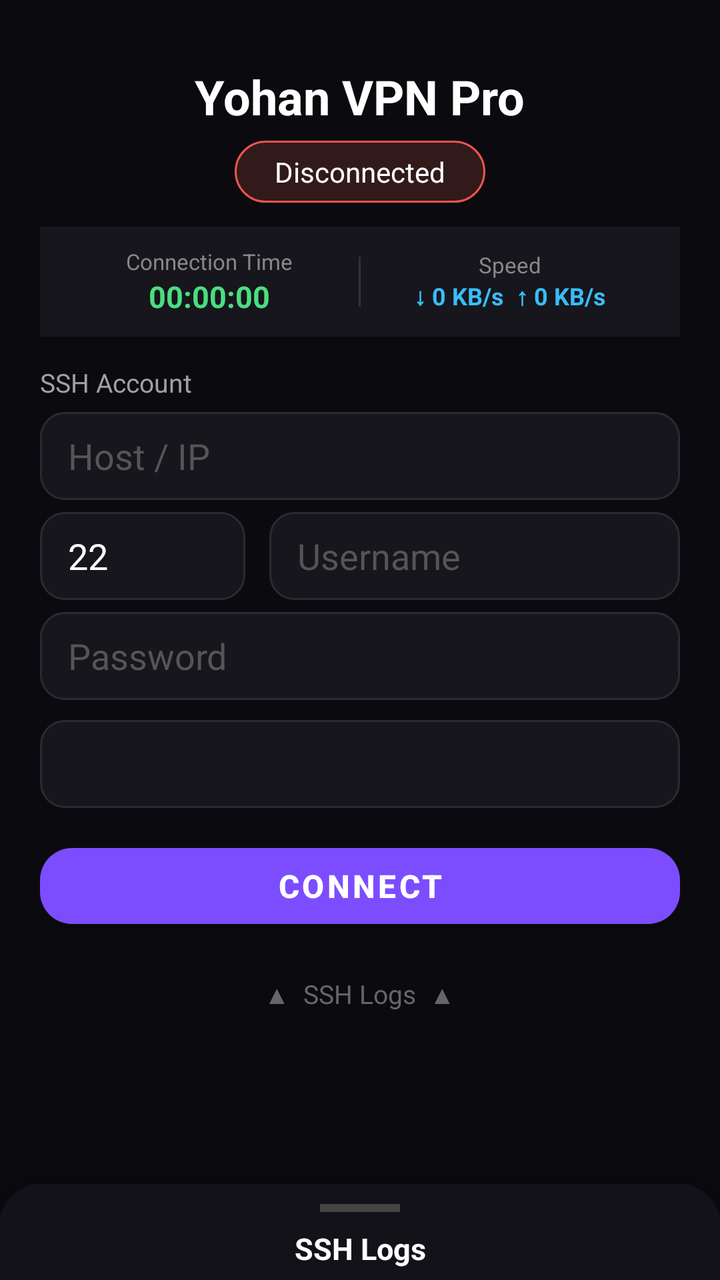
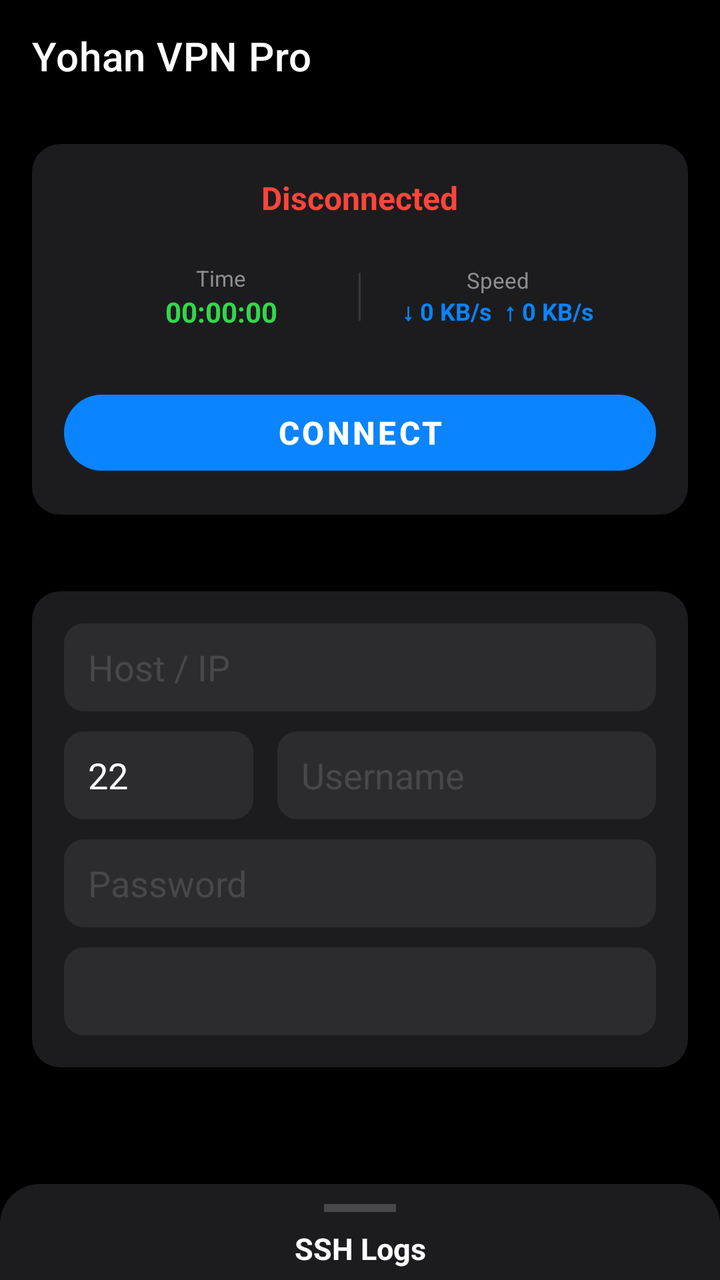

Screens rendered from an Android XML layout before and after an edit, with the pre-edit source and the edit as a unified diff.
<!-- AndroidManifest.xml: application theme Theme.HHHHVPN -->
<!-- res/layout/activity_main.xml -->
<?xml version="1.0" encoding="utf-8"?>
<androidx.coordinatorlayout.widget.CoordinatorLayout
    xmlns:android="http://schemas.android.com/apk/res/android"
    xmlns:app="http://schemas.android.com/apk/res-auto"
    android:layout_width="match_parent"
    android:layout_height="match_parent"
    android:background="#0B0B0F">

    
    <LinearLayout
        android:layout_width="match_parent"
        android:layout_height="match_parent"
        android:orientation="vertical"
        android:padding="20dp"
        android:gravity="center_horizontal">

        
        <TextView
            android:layout_width="wrap_content"
            android:layout_height="wrap_content"
            android:text="Yohan VPN Pro"
            android:textColor="#FFFFFF"
            android:textSize="24sp"
            android:textStyle="bold"
            android:layout_marginTop="12dp"
            android:layout_marginBottom="6dp" />

        
        <TextView
            android:id="@+id/tvStatus"
            android:layout_width="wrap_content"
            android:layout_height="wrap_content"
            android:text="Disconnected"
            android:textColor="#FFFFFF"
            android:textSize="14sp"
            android:background="@drawable/status_pill_disconnected"
            android:paddingHorizontal="20dp"
            android:paddingVertical="6dp"
            android:layout_marginBottom="12dp" />

        
        <LinearLayout
            android:layout_width="match_parent"
            android:layout_height="wrap_content"
            android:orientation="horizontal"
            android:background="#16161C"
            android:padding="10dp"
            android:layout_marginBottom="14dp"
            android:gravity="center"
            android:elevation="2dp">

            <LinearLayout
                android:layout_width="0dp"
                android:layout_weight="1"
                android:layout_height="wrap_content"
                android:orientation="vertical"
                android:gravity="center">
                <TextView
                    android:text="Connection Time"
                    android:textColor="#888888"
                    android:textSize="11sp"
                    android:layout_width="wrap_content"
                    android:layout_height="wrap_content"/>
                <TextView
                    android:id="@+id/tvTimer"
                    android:text="00:00:00"
                    android:textColor="#4ADE80"
                    android:textSize="15sp"
                    android:textStyle="bold"
                    android:layout_width="wrap_content"
                    android:layout_height="wrap_content"/>
            </LinearLayout>

            <View
                android:layout_width="1dp"
                android:layout_height="25dp"
                android:background="#333333"/>

            <LinearLayout
                android:layout_width="0dp"
                android:layout_weight="1"
                android:layout_height="wrap_content"
                android:orientation="vertical"
                android:gravity="center">
                <TextView
                    android:text="Speed"
                    android:textColor="#888888"
                    android:textSize="11sp"
                    android:layout_width="wrap_content"
                    android:layout_height="wrap_content"/>
                <TextView
                    android:id="@+id/tvSpeed"
                    android:text="↓ 0 KB/s  ↑ 0 KB/s"
                    android:textColor="#38BDF8"
                    android:textSize="12sp"
                    android:textStyle="bold"
                    android:layout_width="wrap_content"
                    android:layout_height="wrap_content"/>
            </LinearLayout>
        </LinearLayout>

        
        <TextView
            android:layout_width="match_parent"
            android:layout_height="wrap_content"
            android:text="SSH Account"
            android:textColor="#A0A0A0"
            android:textSize="13sp"
            android:layout_marginBottom="6dp" />

        <EditText
            android:id="@+id/etHost"
            android:layout_width="match_parent"
            android:layout_height="44dp"
            android:hint="Host / IP"
            android:inputType="text"
            android:textColor="#FFFFFF"
            android:textColorHint="#555555"
            android:background="@drawable/edit_bg"
            android:paddingHorizontal="14dp"
            android:layout_marginBottom="6dp"
            android:singleLine="true" />

        <LinearLayout
            android:layout_width="match_parent"
            android:layout_height="wrap_content"
            android:orientation="horizontal"
            android:layout_marginBottom="6dp">

            <EditText
                android:id="@+id/etPort"
                android:layout_width="0dp"
                android:layout_height="44dp"
                android:layout_weight="1"
                android:hint="Port"
                android:inputType="number"
                android:textColor="#FFFFFF"
                android:textColorHint="#555555"
                android:background="@drawable/edit_bg"
                android:paddingHorizontal="14dp"
                android:layout_marginEnd="6dp"
                android:singleLine="true"
                android:text="22" />

            <EditText
                android:id="@+id/etUser"
                android:layout_width="0dp"
                android:layout_height="44dp"
                android:layout_weight="2"
                android:hint="Username"
                android:inputType="text"
                android:textColor="#FFFFFF"
                android:textColorHint="#555555"
                android:background="@drawable/edit_bg"
                android:paddingHorizontal="14dp"
                android:layout_marginStart="6dp"
                android:singleLine="true" />
        </LinearLayout>

        <EditText
            android:id="@+id/etPass"
            android:layout_width="match_parent"
            android:layout_height="44dp"
            android:hint="Password"
            android:inputType="textPassword"
            android:textColor="#FFFFFF"
            android:textColorHint="#555555"
            android:background="@drawable/edit_bg"
            android:paddingHorizontal="14dp"
            android:layout_marginBottom="10dp"
            android:singleLine="true" />

        
        <Spinner
            android:id="@+id/spPreset"
            android:layout_width="match_parent"
            android:layout_height="44dp"
            android:background="@drawable/edit_bg"
            android:popupBackground="#1C1C22"
            android:layout_marginBottom="14dp" />

        
        <com.google.android.material.button.MaterialButton
            android:id="@+id/btnToggle"
            android:layout_width="match_parent"
            android:layout_height="50dp"
            android:text="CONNECT"
            android:textSize="16sp"
            android:textStyle="bold"
            android:textColor="#FFFFFF"
            app:backgroundTint="#7C4DFF"
            app:cornerRadius="16dp"
            android:layout_marginBottom="14dp" />

        
        <TextView
            android:id="@+id/tvLogsHint"
            android:layout_width="wrap_content"
            android:layout_height="wrap_content"
            android:text="▲  SSH Logs  ▲"
            android:textColor="#666666"
            android:textSize="13sp"
            android:padding="6dp" />

    </LinearLayout>

    
    <LinearLayout
        android:id="@+id/logsPanel"
        android:layout_width="match_parent"
        android:layout_height="320dp"
        android:orientation="vertical"
        android:background="@drawable/logs_panel_bg"
        android:elevation="16dp"
        app:layout_behavior="com.google.android.material.bottomsheet.BottomSheetBehavior"
        app:behavior_peekHeight="48dp"
        app:behavior_hideable="false">

        
        <View
            android:layout_width="40dp"
            android:layout_height="4dp"
            android:background="#444444"
            android:layout_gravity="center_horizontal"
            android:layout_marginTop="10dp"
            android:layout_marginBottom="8dp" />

        <TextView
            android:layout_width="match_parent"
            android:layout_height="wrap_content"
            android:text="SSH Logs"
            android:textColor="#FFFFFF"
            android:textStyle="bold"
            android:textSize="15sp"
            android:gravity="center"
            android:paddingBottom="8dp" />

        <TextView
            android:id="@+id/tvLogs"
            android:layout_width="match_parent"
            android:layout_height="0dp"
            android:layout_weight="1"
            android:background="#00000000"
            android:textColor="#B0BEC5"
            android:textSize="12sp"
            android:padding="12dp"
            android:scrollbars="vertical"
            android:fontFamily="monospace"
            android:lineSpacingExtra="2dp" />

        <Button
            android:id="@+id/btnClearLog"
            android:layout_width="match_parent"
            android:layout_height="40dp"
            android:text="Clear Logs"
            android:textColor="#AAAAAA"
            android:backgroundTint="#1A1A1A"
            android:layout_margin="8dp" />
    </LinearLayout>

</androidx.coordinatorlayout.widget.CoordinatorLayout>
<!-- resources referenced by this layout -->
<resources>
  <!-- drawable edit_bg (drawable) -->
  <?xml version="1.0" encoding="utf-8"?>
  <shape xmlns:android="http://schemas.android.com/apk/res/android"
      android:shape="rectangle">
      <solid android:color="#16161C" />
      <corners android:radius="12dp" />
      <stroke android:width="1dp" android:color="#2A2A32" />
  </shape>
  <!-- drawable logs_panel_bg (drawable) -->
  <?xml version="1.0" encoding="utf-8"?>
  <shape xmlns:android="http://schemas.android.com/apk/res/android"
      android:shape="rectangle">
      <solid android:color="#121218" />
      <corners android:topLeftRadius="20dp" android:topRightRadius="20dp" />
  </shape>
  <!-- drawable status_pill_disconnected (drawable) -->
  <?xml version="1.0" encoding="utf-8"?>
  <shape xmlns:android="http://schemas.android.com/apk/res/android"
      android:shape="rectangle">
      <solid android:color="#331A1A" />
      <corners android:radius="20dp" />
      <stroke android:width="1dp" android:color="#EF5350" />
  </shape>
  <style name="Theme.HHHHVPN" parent="Theme.MaterialComponents.DayNight.NoActionBar">
          <item name="colorPrimary">#1B5E20</item>
          <item name="colorPrimaryVariant">#0D3B12</item>
          <item name="colorOnPrimary">#FFFFFF</item>
          <item name="colorSecondary">#90CAF9</item>
          <item name="android:statusBarColor">#000000</item>
          <item name="android:navigationBarColor">#000000</item>
          <item name="android:windowBackground">#0D0D0D</item>
      </style>
</resources>

<!-- the commit's change to res/layout/activity_main.xml (unified diff, before → after) -->
@@ -4,204 +4,222 @@
     xmlns:app="http://schemas.android.com/apk/res-auto"
     android:layout_width="match_parent"
     android:layout_height="match_parent"
-    android:background="#0B0B0F">
-
-    
+    android:background="#000000">
+
     <LinearLayout
         android:layout_width="match_parent"
         android:layout_height="match_parent"
-        android:orientation="vertical"
-        android:padding="20dp"
-        android:gravity="center_horizontal">
+        android:orientation="vertical">
 
         
-        <TextView
-            android:layout_width="wrap_content"
-            android:layout_height="wrap_content"
-            android:text="Yohan VPN Pro"
-            android:textColor="#FFFFFF"
-            android:textSize="24sp"
-            android:textStyle="bold"
-            android:layout_marginTop="12dp"
-            android:layout_marginBottom="6dp" />
+        <androidx.appcompat.widget.Toolbar
+            android:id="@+id/toolbar"
+            android:layout_width="match_parent"
+            android:layout_height="56dp"
+            android:background="#000000"
+            app:title="Yohan VPN Pro"
+            app:titleTextColor="#FFFFFF"
+            app:titleCentered="true" />
 
         
-        <TextView
-            android:id="@+id/tvStatus"
-            android:layout_width="wrap_content"
-            android:layout_height="wrap_content"
-            android:text="Disconnected"
-            android:textColor="#FFFFFF"
-            android:textSize="14sp"
-            android:background="@drawable/status_pill_disconnected"
-            android:paddingHorizontal="20dp"
-            android:paddingVertical="6dp"
-            android:layout_marginBottom="12dp" />
-
-        
-        <LinearLayout
-            android:layout_width="match_parent"
-            android:layout_height="wrap_content"
-            android:orientation="horizontal"
-            android:background="#16161C"
-            android:padding="10dp"
-            android:layout_marginBottom="14dp"
-            android:gravity="center"
-            android:elevation="2dp">
+        <ScrollView
+            android:layout_width="match_parent"
+            android:layout_height="0dp"
+            android:layout_weight="1"
+            android:fillViewport="true"
+            android:padding="16dp">
 
             <LinearLayout
-                android:layout_width="0dp"
-                android:layout_weight="1"
+                android:layout_width="match_parent"
                 android:layout_height="wrap_content"
                 android:orientation="vertical"
-                android:gravity="center">
+                android:gravity="center_horizontal">
+
+                
+                <LinearLayout
+                    android:layout_width="match_parent"
+                    android:layout_height="wrap_content"
+                    android:orientation="vertical"
+                    android:background="@drawable/ios_card_bg"
+                    android:padding="16dp"
+                    android:layout_marginBottom="16dp"
+                    android:gravity="center">
+
+                    <TextView
+                        android:id="@+id/tvStatus"
+                        android:layout_width="wrap_content"
+                        android:layout_height="wrap_content"
+                        android:text="Disconnected"
+                        android:textColor="#FF453A"
+                        android:textSize="16sp"
+                        android:textStyle="bold"
+                        android:layout_marginBottom="12dp" />
+
+                    
+                    <LinearLayout
+                        android:layout_width="match_parent"
+                        android:layout_height="wrap_content"
+                        android:orientation="horizontal"
+                        android:gravity="center"
+                        android:background="#1C1C1E"
+                        android:padding="10dp"
+                        android:layout_marginBottom="16dp"
+                        android:elevation="0dp">
+
+                        <LinearLayout
+                            android:layout_width="0dp"
+                            android:layout_weight="1"
+                            android:layout_height="wrap_content"
+                            android:orientation="vertical"
+                            android:gravity="center">
+                            <TextView
+                                android:text="Time"
+                                android:textColor="#8E8E93"
+                                android:textSize="11sp"
+                                android:layout_width="wrap_content"
+                                android:layout_height="wrap_content"/>
+                            <TextView
+                                android:id="@+id/tvTimer"
+                                android:text="00:00:00"
+                                android:textColor="#32D74B"
+                                android:textSize="14sp"
+                                android:textStyle="bold"
+                                android:layout_width="wrap_content"
+                                android:layout_height="wrap_content"/>
+                        </LinearLayout>
+
+                        <View
+                            android:layout_width="1dp"
+                            android:layout_height="24dp"
+                            android:background="#38383A"/>
+
+                        <LinearLayout
+                            android:layout_width="0dp"
+                            android:layout_weight="1"
+                            android:layout_height="wrap_content"
+                            android:orientation="vertical"
+                            android:gravity="center">
+                            <TextView
+                                android:text="Speed"
+                                android:textColor="#8E8E93"
+                                android:textSize="11sp"
+                                android:layout_width="wrap_content"
+                                android:layout_height="wrap_content"/>
+                            <TextView
+                                android:id="@+id/tvSpeed"
+                                android:text="↓ 0 KB/s  ↑ 0 KB/s"
+                                android:textColor="#0A84FF"
+                                android:textSize="12sp"
+                                android:textStyle="bold"
+                                android:layout_width="wrap_content"
+                                android:layout_height="wrap_content"/>
+                        </LinearLayout>
+                    </LinearLayout>
+
+                    
+                    <com.google.android.material.button.MaterialButton
+                        android:id="@+id/btnToggle"
+                        android:layout_width="match_parent"
+                        android:layout_height="50dp"
+                        android:text="CONNECT"
+                        android:textSize="16sp"
+                        android:textStyle="bold"
+                        android:textColor="#FFFFFF"
+                        app:backgroundTint="#0A84FF"
+                        app:cornerRadius="25dp" />
+                </LinearLayout>
+
+                
                 <TextView
-                    android:text="Connection Time"
-                    android:textColor="#888888"
-                    android:textSize="11sp"
-                    android:layout_width="wrap_content"
-                    android:layout_height="wrap_content"/>
-                <TextView
-                    android:id="@+id/tvTimer"
-                    android:text="00:00:00"
-                    android:textColor="#4ADE80"
-                    android:textSize="15sp"
-                    android:textStyle="bold"
-                    android:layout_width="wrap_content"
-                    android:layout_height="wrap_content"/>
+                    android:layout_width="match_parent"
+                    android:layout_height="wrap_content"
+                    text="SSH CONFIGURATION"
+                    android:textColor="#8E8E93"
+                    android:textSize="12sp"
+                    android:layout_marginStart="12dp"
+                    android:layout_marginBottom="6dp" />
+
+                <LinearLayout
+                    android:layout_width="match_parent"
+                    android:layout_height="wrap_content"
+                    android:orientation="vertical"
+                    android:background="@drawable/ios_card_bg"
+                    android:padding="16dp"
+                    android:layout_marginBottom="16dp">
+
+                    <EditText
+                        android:id="@+id/etHost"
+                        android:layout_width="match_parent"
+                        android:layout_height="44dp"
+                        android:hint="Host / IP"
+                        android:inputType="text"
+                        android:textColor="#FFFFFF"
+                        android:textColorHint="#48484A"
+                        android:background="@drawable/ios_input_bg"
+                        android:paddingHorizontal="12dp"
+                        android:layout_marginBottom="10dp"
+                        android:singleLine="true" />
+
+                    <LinearLayout
+                        android:layout_width="match_parent"
+                        android:layout_height="wrap_content"
+                        android:orientation="horizontal"
+                        android:layout_marginBottom="10dp">
+
+                        <EditText
+                            android:id="@+id/etPort"
+                            android:layout_width="0dp"
+                            android:layout_height="44dp"
+                            android:layout_weight="1"
+                            android:hint="Port"
+                            android:inputType="number"
+                            android:textColor="#FFFFFF"
+                            android:textColorHint="#48484A"
+                            android:background="@drawable/ios_input_bg"
+                            android:paddingHorizontal="12dp"
+                            android:layout_marginEnd="6dp"
+                            android:singleLine="true"
+                            android:text="22" />
+
+                        <EditText
+                            android:id="@+id/etUser"
+                            android:layout_width="0dp"
+                            android:layout_height="44dp"
+                            android:layout_weight="2"
+                            android:hint="Username"
+                            android:inputType="text"
+                            android:textColor="#FFFFFF"
+                            android:textColorHint="#48484A"
+                            android:background="@drawable/ios_input_bg"
+                            android:paddingHorizontal="12dp"
+                            android:layout_marginStart="6dp"
+                            android:singleLine="true" />
+                    </LinearLayout>
+
+                    <EditText
+                        android:id="@+id/etPass"
+                        android:layout_width="match_parent"
+                        android:layout_height="44dp"
+                        android:hint="Password"
+                        android:inputType="textPassword"
+                        android:textColor="#FFFFFF"
+                        android:textColorHint="#48484A"
+                        android:background="@drawable/ios_input_bg"
+                        android:paddingHorizontal="12dp"
+                        android:layout_marginBottom="10dp"
+                        android:singleLine="true" />
+
+                    
+                    <Spinner
+                        android:id="@+id/spPreset"
+                        android:layout_width="match_parent"
+                        android:layout_height="44dp"
+                        android:background="@drawable/ios_input_bg"
+                        android:popupBackground="#1C1C1E" />
+                </LinearLayout>
+
             </LinearLayout>
-
-            <View
-                android:layout_width="1dp"
-                android:layout_height="25dp"
-                android:background="#333333"/>
-
-            <LinearLayout
-                android:layout_width="0dp"
-                android:layout_weight="1"
-                android:layout_height="wrap_content"
-                android:orientation="vertical"
-                android:gravity="center">
-                <TextView
-                    android:text="Speed"
-                    android:textColor="#888888"
-                    android:textSize="11sp"
-                    android:layout_width="wrap_content"
-                    android:layout_height="wrap_content"/>
-                <TextView
-                    android:id="@+id/tvSpeed"
-                    android:text="↓ 0 KB/s  ↑ 0 KB/s"
-                    android:textColor="#38BDF8"
-                    android:textSize="12sp"
-                    android:textStyle="bold"
-                    android:layout_width="wrap_content"
-                    android:layout_height="wrap_content"/>
-            </LinearLayout>
-        </LinearLayout>
-
-        
-        <TextView
-            android:layout_width="match_parent"
-            android:layout_height="wrap_content"
-            android:text="SSH Account"
-            android:textColor="#A0A0A0"
-            android:textSize="13sp"
-            android:layout_marginBottom="6dp" />
-
-        <EditText
-            android:id="@+id/etHost"
-            android:layout_width="match_parent"
-            android:layout_height="44dp"
-            android:hint="Host / IP"
-            android:inputType="text"
-            android:textColor="#FFFFFF"
-            android:textColorHint="#555555"
-            android:background="@drawable/edit_bg"
-            android:paddingHorizontal="14dp"
-            android:layout_marginBottom="6dp"
-            android:singleLine="true" />
-
-        <LinearLayout
-            android:layout_width="match_parent"
-            android:layout_height="wrap_content"
-            android:orientation="horizontal"
-            android:layout_marginBottom="6dp">
-
-            <EditText
-                android:id="@+id/etPort"
-                android:layout_width="0dp"
-                android:layout_height="44dp"
-                android:layout_weight="1"
-                android:hint="Port"
-                android:inputType="number"
-                android:textColor="#FFFFFF"
-                android:textColorHint="#555555"
-                android:background="@drawable/edit_bg"
-                android:paddingHorizontal="14dp"
-                android:layout_marginEnd="6dp"
-                android:singleLine="true"
-                android:text="22" />
-
-            <EditText
-                android:id="@+id/etUser"
-                android:layout_width="0dp"
-                android:layout_height="44dp"
-                android:layout_weight="2"
-                android:hint="Username"
-                android:inputType="text"
-                android:textColor="#FFFFFF"
-                android:textColorHint="#555555"
-                android:background="@drawable/edit_bg"
-                android:paddingHorizontal="14dp"
-                android:layout_marginStart="6dp"
-                android:singleLine="true" />
-        </LinearLayout>
-
-        <EditText
-            android:id="@+id/etPass"
-            android:layout_width="match_parent"
-            android:layout_height="44dp"
-            android:hint="Password"
-            android:inputType="textPassword"
-            android:textColor="#FFFFFF"
-            android:textColorHint="#555555"
-            android:background="@drawable/edit_bg"
-            android:paddingHorizontal="14dp"
-            android:layout_marginBottom="10dp"
-            android:singleLine="true" />
-
-        
-        <Spinner
-            android:id="@+id/spPreset"
-            android:layout_width="match_parent"
-            android:layout_height="44dp"
-            android:background="@drawable/edit_bg"
-            android:popupBackground="#1C1C22"
-            android:layout_marginBottom="14dp" />
-
-        
-        <com.google.android.material.button.MaterialButton
-            android:id="@+id/btnToggle"
-            android:layout_width="match_parent"
-            android:layout_height="50dp"
-            android:text="CONNECT"
-            android:textSize="16sp"
-            android:textStyle="bold"
-            android:textColor="#FFFFFF"
-            app:backgroundTint="#7C4DFF"
-            app:cornerRadius="16dp"
-            android:layout_marginBottom="14dp" />
-
-        
-        <TextView
-            android:id="@+id/tvLogsHint"
-            android:layout_width="wrap_content"
-            android:layout_height="wrap_content"
-            android:text="▲  SSH Logs  ▲"
-            android:textColor="#666666"
-            android:textSize="13sp"
-            android:padding="6dp" />
-
+        </ScrollView>
     </LinearLayout>
 
     
@@ -210,7 +228,7 @@
         android:layout_width="match_parent"
         android:layout_height="320dp"
         android:orientation="vertical"
-        android:background="@drawable/logs_panel_bg"
+        android:background="@drawable/ios_sheet_bg"
         android:elevation="16dp"
         app:layout_behavior="com.google.android.material.bottomsheet.BottomSheetBehavior"
         app:behavior_peekHeight="48dp"
@@ -218,9 +236,9 @@
 
         
         <View
-            android:layout_width="40dp"
+            android:layout_width="36dp"
             android:layout_height="4dp"
-            android:background="#444444"
+            android:background="#48484A"
             android:layout_gravity="center_horizontal"
             android:layout_marginTop="10dp"
             android:layout_marginBottom="8dp" />
@@ -241,7 +259,7 @@
             android:layout_height="0dp"
             android:layout_weight="1"
             android:background="#00000000"
-            android:textColor="#B0BEC5"
+            android:textColor="#32D74B"
             android:textSize="12sp"
             android:padding="12dp"
             android:scrollbars="vertical"
@@ -253,8 +271,8 @@
             android:layout_width="match_parent"
             android:layout_height="40dp"
             android:text="Clear Logs"
-            android:textColor="#AAAAAA"
-            android:backgroundTint="#1A1A1A"
+            android:textColor="#0A84FF"
+            android:backgroundTint="#1C1C1E"
             android:layout_margin="8dp" />
     </LinearLayout>
 
<!-- resource entries referenced after the edit -->
@@ -1,27 +1,25 @@
 <!-- resources referenced by this layout -->
 <resources>
-  <!-- drawable edit_bg (drawable) -->
+  <!-- drawable ios_card_bg (drawable) -->
   <?xml version="1.0" encoding="utf-8"?>
   <shape xmlns:android="http://schemas.android.com/apk/res/android"
       android:shape="rectangle">
-      <solid android:color="#16161C" />
-      <corners android:radius="12dp" />
-      <stroke android:width="1dp" android:color="#2A2A32" />
+      <solid android:color="#1C1C1E" />
+      <corners android:radius="14dp" />
   </shape>
-  <!-- drawable logs_panel_bg (drawable) -->
+  <!-- drawable ios_input_bg (drawable) -->
   <?xml version="1.0" encoding="utf-8"?>
   <shape xmlns:android="http://schemas.android.com/apk/res/android"
       android:shape="rectangle">
-      <solid android:color="#121218" />
-      <corners android:topLeftRadius="20dp" android:topRightRadius="20dp" />
+      <solid android:color="#2C2C2E" />
+      <corners android:radius="10dp" />
   </shape>
-  <!-- drawable status_pill_disconnected (drawable) -->
+  <!-- drawable ios_sheet_bg (drawable) -->
   <?xml version="1.0" encoding="utf-8"?>
   <shape xmlns:android="http://schemas.android.com/apk/res/android"
       android:shape="rectangle">
-      <solid android:color="#331A1A" />
-      <corners android:radius="20dp" />
-      <stroke android:width="1dp" android:color="#EF5350" />
+      <solid android:color="#1C1C1E" />
+      <corners android:topLeftRadius="20dp" android:topRightRadius="20dp" />
   </shape>
   <style name="Theme.HHHHVPN" parent="Theme.MaterialComponents.DayNight.NoActionBar">
           <item name="colorPrimary">#1B5E20</item>
